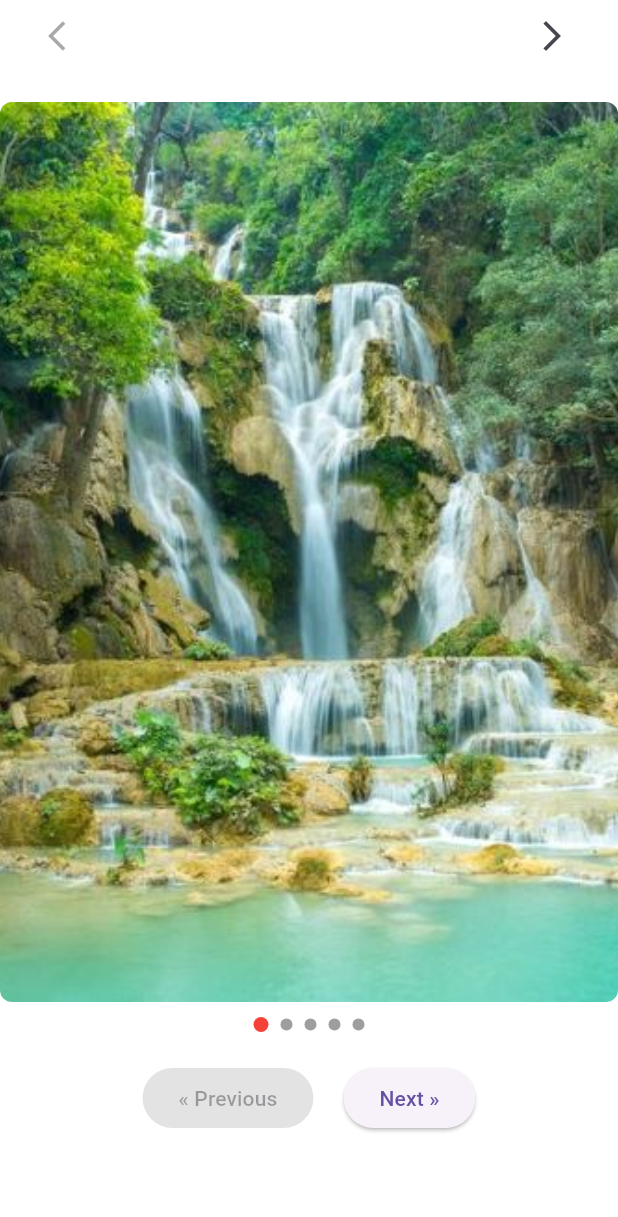
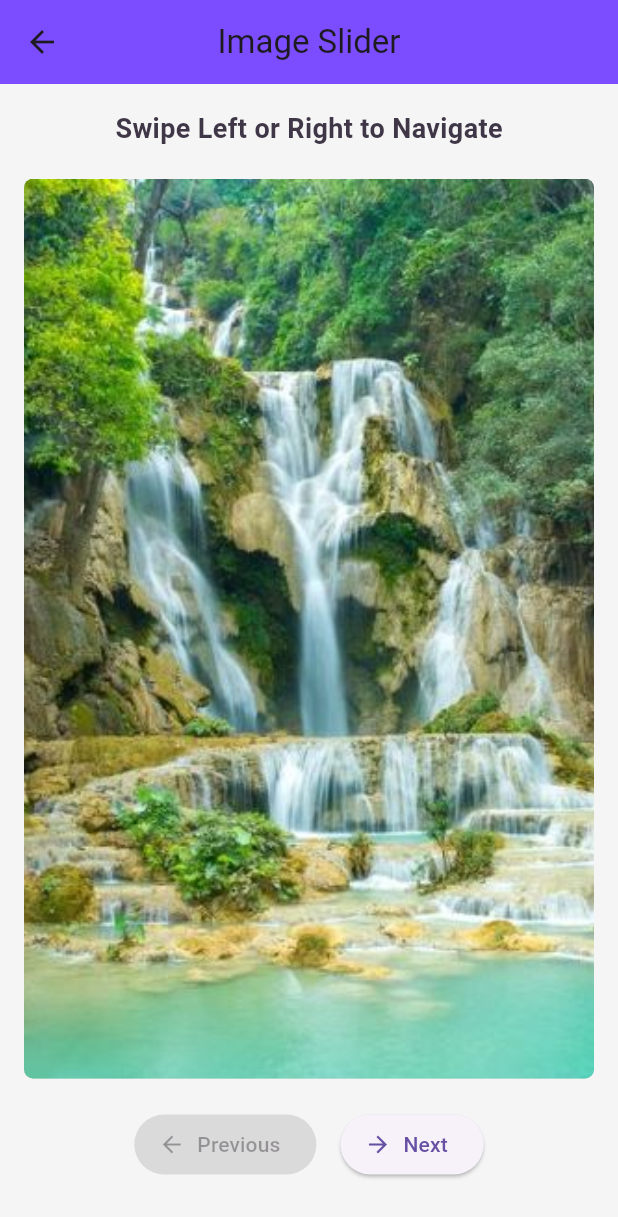
Before and after one commit to rojerblak414-dot/App-_morning, a Flutter app: the ImageSlider screen opened by its route, on a phone screen of 412 x 824 dp. Shown: the top 1217 px of the screen. Run offline on Flutter 3.47's test engine with Material 3 defaults, Android fonts, the phone set to English and light mode, and no system bars.

Commit message:
first commit

```diff
--- a/lib/drawer.dart
+++ b/lib/drawer.dart
@@ -39,6 +39,11 @@ class AppDrawer extends StatelessWidget {
             title: Text("change"),
             onTap: () => Navigator.popAndPushNamed(context, '/change'),
           ),
+          ListTile(
+            leading: Icon(Icons.person),
+            title: Text("instapost"),
+            onTap: () => Navigator.popAndPushNamed(context, '/instaPost'),
+          ),
         ],
       ),
     );
--- a/lib/imageslider.dart
+++ b/lib/imageslider.dart
@@ -2,40 +2,47 @@ import 'package:flutter/material.dart';
 
 class ImageSlider extends StatefulWidget {
   const ImageSlider({super.key});
+
   @override
   State<ImageSlider> createState() => _ImageSliderState();
 }
 
 class _ImageSliderState extends State<ImageSlider> {
+  // 1.1 PageController to manage the PageView's scrolling.
   final PageController _pageController = PageController(initialPage: 0);
+
+  // 1.1 State variable to track the current page (Useful for future additions like dot indicators)
   int _currentPage = 0;
-  final List<String> _imageUrls = const [
+
+  final List<String> imageAssets = const [
     'assets/images/image_1.jpg',
     'assets/images/image_2.jpg',
     'assets/images/image_3.jpg',
     'assets/images/image_4.jpg',
     'assets/images/image_5.jpeg',
   ];
+
+  // 2.2 Function to move to the next page
   void _nextPage() {
-    if (_currentPage < _imageUrls.length - 1) {
-      _pageController.animateToPage(
-        _currentPage + 1,
+    if (_currentPage < imageAssets.length - 1) {
+      _pageController.nextPage(
         duration: const Duration(milliseconds: 400),
         curve: Curves.easeIn,
       );
     }
   }
 
+  // 3.3 Function to move to the previous page
   void _previousPage() {
     if (_currentPage > 0) {
-      _pageController.animateToPage(
-        _currentPage - 1,
+      _pageController.previousPage(
         duration: const Duration(milliseconds: 400),
         curve: Curves.easeIn,
       );
     }
   }
 
+  // 4.4 It's good practice to dispose of controllers when the widget is removed.
   @override
   void dispose() {
     _pageController.dispose();
@@ -44,93 +51,109 @@ class _ImageSliderState extends State<ImageSlider> {
 
   @override
   Widget build(BuildContext context) {
-    return Column(
+    return Scaffold(
+      appBar: AppBar(
+        title: const Text("Image Slider"),
+        backgroundColor: Colors.deepPurpleAccent,
+        centerTitle: true,
+      ),
+      body: Center(
+        child: Padding(
+          padding: EdgeInsets.all(16.0),
+          child: Column(
+            mainAxisAlignment: MainAxisAlignment.center,
             children: [
-        Padding(
-          padding: const EdgeInsets.symmetric(horizontal: 20),
-          child: Row(
-            mainAxisAlignment: MainAxisAlignment.spaceBetween,
-            children: [
-              IconButton(
-                icon: const Icon(Icons.arrow_back_ios),
-                onPressed: _currentPage > 0 ? _previousPage : null,
-              ),
-              IconButton(
-                icon: const Icon(Icons.arrow_forward_ios),
-                onPressed: _currentPage < _imageUrls.length - 1
-                    ? _nextPage
-                    : null,
-              ),
-            ],
+              // 5.5 Swipe Left or Right to Navigate,
+              const Text(
+                'Swipe Left or Right to Navigate',
+                style: TextStyle(
+                  fontSize: 18,
+                  fontWeight: FontWeight.w600,
+                  color: Color(0xFF3F3747),
                 ),
               ),
               const SizedBox(height: 20),
+              // 6.6 The core slider component: SizedBox to limit the size.
+              // This ensures the slider is NOT full screen.
               SizedBox(
-          height: 600,
+                height: 600.0,
                 child: ClipRRect(
-            borderRadius: BorderRadius.circular(8.0),
+                  borderRadius: BorderRadius.circular(6.0),
                   child: PageView.builder(
+                    // 7.7 Assign the controller to enable programmatic control and robust swiping
                     controller: _pageController,
-              itemCount: _imageUrls.length,
-              onPageChanged: (index) {
+
+                    // 8.8 Update state when the page changes
+                    onPageChanged: (int index) {
                       setState(() {
                         _currentPage = index;
                       });
                     },
+
+                    // 9.9 ItemCount determines how many pages (images) we have
+                    itemCount: imageAssets.length,
+
+                    // 10. ItemBuilder is called to build the widget for each index (page)
                     itemBuilder: (context, index) {
-                return Image.asset(
-                  _imageUrls[index],
+                      return Container(
+                        decoration: BoxDecoration(
+                          boxShadow: [
+                            BoxShadow(
+                              color: Colors.black.withAlpha(50),
+                              spreadRadius: 2,
+                              blurRadius: 5,
+                              offset: const Offset(0, 3),
+                            ),
+                          ],
+                        ),
+                        child: Image.asset(
+                          imageAssets[index],
                           fit: BoxFit.cover,
-                  width: double.infinity,
-                  height: double.infinity,
                           errorBuilder: (context, error, stackTrace) {
-                    return const Center(
+                            return Center(
                               child: Text(
-                        'Image not found. Check pubspec.yaml and path.',
+                                "Error",
+                                textAlign: TextAlign.center,
                                 style: TextStyle(color: Colors.red),
                               ),
                             );
                           },
+                        ),
                       );
                     },
                   ),
                 ),
               ),
 
-        const SizedBox(height: 10),
+              const SizedBox(height: 20),
+
+              // 11.11 ADDED: Navigation buttons for better usability on web/desktop
               Row(
                 mainAxisAlignment: MainAxisAlignment.center,
-          children: List.generate(
-            _imageUrls.length,
-            (index) => Container(
-              margin: const EdgeInsets.symmetric(horizontal: 4.0),
-              width: _currentPage == index ? 10.0 : 8.0,
-              height: _currentPage == index ? 10.0 : 8.0,
-              decoration: BoxDecoration(
-                color: _currentPage == index ? Colors.red : Colors.grey,
-                shape: BoxShape.circle,
+                children: [
+                  ElevatedButton.icon(
+                    onPressed: _currentPage > 0 ? _previousPage : null,
+                    icon: const Icon(Icons.arrow_back),
+                    label: const Text('Previous'),
+                  ),
+
+                  const SizedBox(width: 16),
+
+                  ElevatedButton.icon(
+                    onPressed: _currentPage < imageAssets.length - 1
+                        ? _nextPage
+                        : null,
+                    icon: const Icon(Icons.arrow_forward),
+                    label: const Text('Next'),
+                  ),
+                ],
+              ),
+
+              const SizedBox(height: 20),
+            ],
           ),
         ),
       ),
-        ),
-        const SizedBox(height: 20),
-        Row(
-          mainAxisAlignment: MainAxisAlignment.center,
-          children: [
-            ElevatedButton(
-              onPressed: _currentPage > 0 ? _previousPage : null,
-              child: const Text('« Previous'),
-            ),
-            const SizedBox(width: 20),
-            ElevatedButton(
-              onPressed: _currentPage < _imageUrls.length - 1
-                  ? _nextPage
-                  : null,
-              child: const Text('Next »'),
-            ),
-          ],
-        ),
-      ],
     );
   }
 }
--- a/lib/main.dart
+++ b/lib/main.dart
@@ -3,6 +3,7 @@ import 'package:flutter_application_1/change.dart';
 import 'package:flutter_application_1/developer_page.dart';
 import 'package:flutter_application_1/home_page.dart';
 import 'package:flutter_application_1/imageslider.dart';
+import 'package:flutter_application_1/instapost_page.dart';
 import 'package:flutter_application_1/product_page.dart';
 
 void main() {
@@ -26,6 +27,7 @@ class MyApp extends StatelessWidget {
         '/developer': (context) => DeveloperPage(),
         '/imageslider': (context) => ImageSlider(),
         '/change': (context) => Change(),
+        '/instapost': (context) => InstaPostPage(),
       },
     );
   }
```
Also changed, not shown: lib/instapost_page.dart (added, +218 -0 lines), assets/images/aab.jpg (added), assets/images/frd.jpg (added), assets/images/sft.jpg (added), assets/images/tec.jpg (added). Lines whose indentation alone changed are shown as unchanged.
